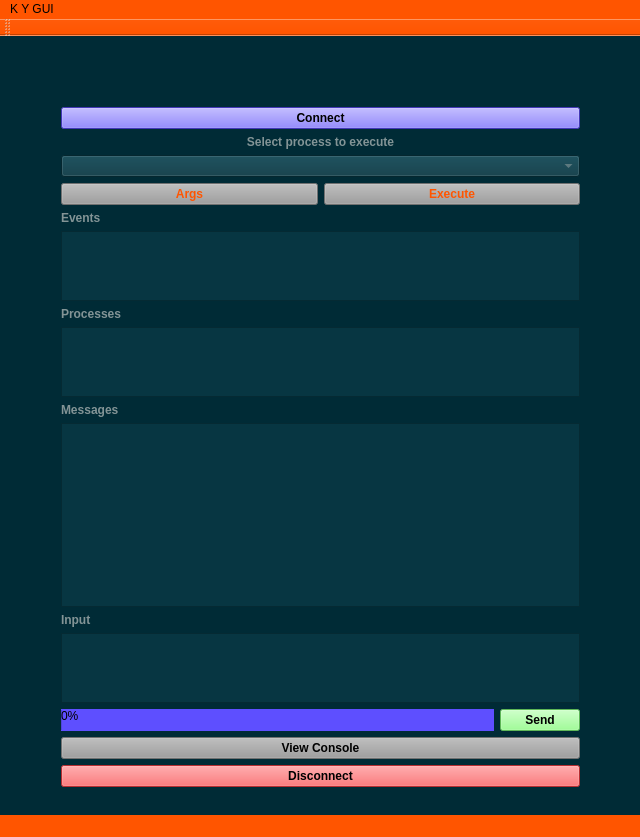
Old version of the form mainwindow.ui in the repository StronglogicSolutions/ky_gui.
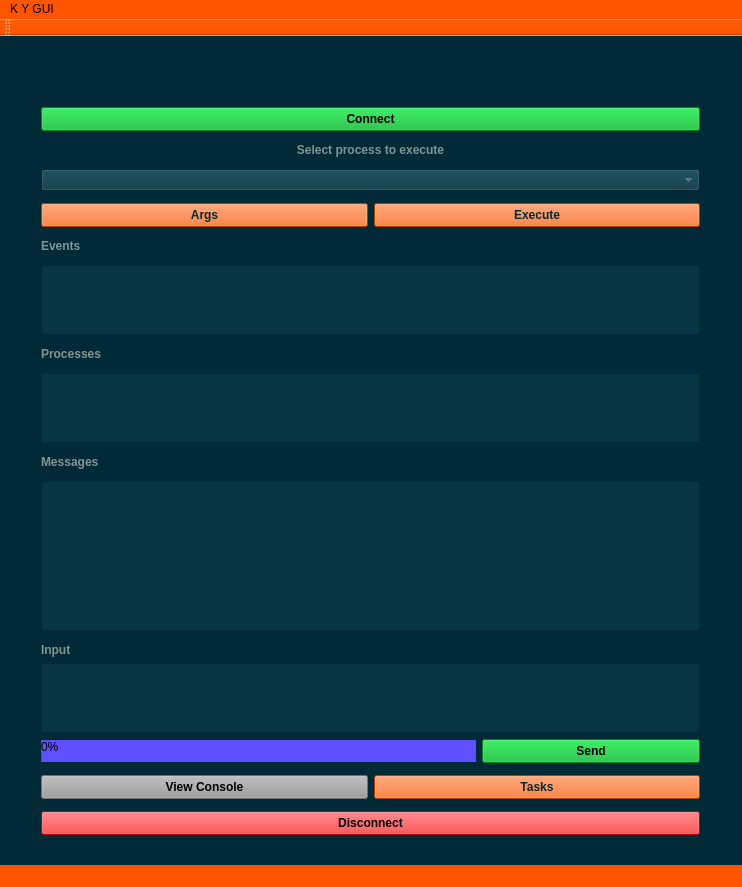
New version of the form. Icons and pictures are not drawn. Custom widgets are drawn as their Qt base class.

Patch:
```diff
--- a/mainwindow.ui
+++ b/mainwindow.ui
@@ -6,8 +6,8 @@
    <rect>
     <x>0</x>
     <y>0</y>
-    <width>640</width>
-    <height>837</height>
+    <width>742</width>
+    <height>887</height>
    </rect>
   </property>
   <property name="windowTitle">
@@ -30,7 +30,7 @@
    <widget class="QLabel" name="label">
     <property name="geometry">
      <rect>
-      <x>230</x>
+      <x>290</x>
       <y>10</y>
       <width>161</width>
       <height>31</height>
@@ -49,13 +49,16 @@
    <widget class="QWidget" name="verticalLayoutWidget">
     <property name="geometry">
      <rect>
-      <x>50</x>
+      <x>30</x>
       <y>60</y>
-      <width>541</width>
-      <height>702</height>
+      <width>681</width>
+      <height>750</height>
      </rect>
     </property>
-    <layout class="QVBoxLayout" name="verticalLayout" stretch="6,0,0,3,0">
+    <layout class="QVBoxLayout" name="verticalLayout" stretch="6,0,0,3,0,0">
+     <property name="spacing">
+      <number>12</number>
+     </property>
      <item>
       <layout class="QGridLayout" name="gridLayout_2" rowstretch="5" columnstretch="0,0">
        <property name="sizeConstraint">
@@ -66,13 +69,17 @@
        </property>
        <item row="0" column="0">
         <layout class="QVBoxLayout" name="verticalLayout_2">
+         <property name="spacing">
+          <number>12</number>
+         </property>
          <item>
           <widget class="QPushButton" name="connect">
            <property name="styleSheet">
             <string notr="true">font: 87 11pt &quot;Noto Sans&quot;;
 color: rgb(0, 0, 0);
-background-color: rgb(94, 79, 255);
-font-weight: 700;</string>
+background-color: rgb(2, 180, 43);
+font-weight: 700;
+padding: 4px;</string>
            </property>
            <property name="text">
             <string>Connect</string>
@@ -132,10 +139,11 @@
               </sizepolicy>
              </property>
              <property name="styleSheet">
-              <string notr="true">background-color: rgb(157, 157, 157);
+              <string notr="true">background-color: rgb(255, 85, 0);
 font: 87 11pt &quot;Noto Sans&quot;;
-color: rgb(255, 85, 0);
-font-weight: 700;</string>
+color: rgb(0, 43, 54);
+font-weight: 700;
+padding: 4px;</string>
              </property>
              <property name="text">
               <string>Args</string>
@@ -151,10 +159,11 @@
               </sizepolicy>
              </property>
              <property name="styleSheet">
-              <string notr="true">background-color: rgb(157, 157, 157);
+              <string notr="true">background-color: rgb(255, 85, 0);
 font: 87 11pt &quot;Noto Sans&quot;;
-color: rgb(255, 85, 0);
-font-weight: 700;</string>
+color: rgb(0, 43, 54);
+font-weight: 700;
+padding: 4px;</string>
              </property>
              <property name="text">
               <string>Execute</string>
@@ -267,36 +276,19 @@
       </widget>
      </item>
      <item>
-      <layout class="QGridLayout" name="gridLayout_3" rowstretch="0,0,0,0" columnstretch="0">
+      <layout class="QGridLayout" name="gridLayout_3" rowstretch="0,0,0" columnstretch="0">
        <property name="sizeConstraint">
         <enum>QLayout::SetMinimumSize</enum>
        </property>
        <property name="spacing">
         <number>6</number>
        </property>
-       <item row="3" column="0">
-        <widget class="QPushButton" name="viewConsole">
-         <property name="styleSheet">
-          <string notr="true">background-color: rgb(157, 157, 157);
-font: 87 11pt &quot;Noto Sans&quot;;
-color: rgb(0, 0, 0);
-font-weight: 700;</string>
-         </property>
-         <property name="text">
-          <string>View Console</string>
-         </property>
-         <property name="icon">
-          <iconset resource="kres.qrc">
-           <normaloff>:/icons/log.png</normaloff>:/icons/log.png</iconset>
-         </property>
-        </widget>
-       </item>
        <item row="2" column="0">
-        <layout class="QHBoxLayout" name="horizontalLayout" stretch="0,0">
+        <layout class="QHBoxLayout" name="horizontalLayout" stretch="2,1">
          <item>
           <widget class="QProgressBar" name="progressBar">
            <property name="sizePolicy">
-            <sizepolicy hsizetype="Expanding" vsizetype="Maximum">
+            <sizepolicy hsizetype="Minimum" vsizetype="Maximum">
              <horstretch>0</horstretch>
              <verstretch>0</verstretch>
             </sizepolicy>
@@ -313,11 +305,19 @@
          </item>
          <item>
           <widget class="QPushButton" name="sendMessage">
+           <property name="sizePolicy">
+            <sizepolicy hsizetype="Minimum" vsizetype="Fixed">
+             <horstretch>0</horstretch>
+             <verstretch>0</verstretch>
+            </sizepolicy>
+           </property>
            <property name="styleSheet">
             <string notr="true">background-color: rgb(130, 255, 121);
+background-color: rgb(2, 180, 43);
 font: 87 11pt &quot;Noto Sans&quot;;
 color: rgb(0, 0, 0);
-font-weight: 700;</string>
+font-weight: 700;
+padding: 4px;</string>
            </property>
            <property name="text">
             <string>Send</string>
@@ -373,6 +373,54 @@
        </item>
       </layout>
      </item>
+     <item>
+      <layout class="QHBoxLayout" name="horizontalLayout_3">
+       <item>
+        <widget class="QPushButton" name="viewConsole">
+         <property name="sizePolicy">
+          <sizepolicy hsizetype="MinimumExpanding" vsizetype="Fixed">
+           <horstretch>0</horstretch>
+           <verstretch>0</verstretch>
+          </sizepolicy>
+         </property>
+         <property name="styleSheet">
+          <string notr="true">background-color: rgb(157, 157, 157);
+font: 87 11pt &quot;Noto Sans&quot;;
+color: rgb(0, 0, 0);
+font-weight: 700;
+padding: 4px;</string>
+         </property>
+         <property name="text">
+          <string>View Console</string>
+         </property>
+         <property name="icon">
+          <iconset resource="kres.qrc">
+           <normaloff>:/icons/log.png</normaloff>:/icons/log.png</iconset>
+         </property>
+        </widget>
+       </item>
+       <item>
+        <widget class="QPushButton" name="tasks">
+         <property name="sizePolicy">
+          <sizepolicy hsizetype="MinimumExpanding" vsizetype="Fixed">
+           <horstretch>0</horstretch>
+           <verstretch>0</verstretch>
+          </sizepolicy>
+         </property>
+         <property name="styleSheet">
+          <string notr="true">background-color: rgb(255, 85, 0);
+font: 87 11pt &quot;Noto Sans&quot;;
+color: rgb(0, 43, 54);
+font-weight: 700;
+padding: 4px;</string>
+         </property>
+         <property name="text">
+          <string>Tasks</string>
+         </property>
+        </widget>
+       </item>
+      </layout>
+     </item>
      <item>
       <widget class="QPushButton" name="disconnect">
        <property name="sizePolicy">
@@ -385,7 +433,9 @@
         <string notr="true">font: 87 11pt &quot;Noto Sans&quot;;
 color: rgb(0, 0, 0);
 background-color: rgb(255, 65, 68);
-font-weight: 700;</string>
+background-color: rgb(255, 0, 4);
+font-weight: 700;
+padding: 4px;</string>
        </property>
        <property name="text">
         <string>Disconnect</string>
@@ -404,7 +454,7 @@
     <rect>
      <x>0</x>
      <y>0</y>
-     <width>640</width>
+     <width>742</width>
      <height>23</height>
     </rect>
    </property>
@@ -426,6 +476,13 @@
   <widget class="QStatusBar" name="statusBar"/>
  </widget>
  <layoutdefault spacing="6" margin="11"/>
+ <customwidgets>
+  <customwidget>
+   <class>ConnectionIndicator</class>
+   <extends>QLabel</extends>
+   <header>connection_indicator.h</header>
+  </customwidget>
+ </customwidgets>
  <resources>
   <include location="kres.qrc"/>
  </resources>
```
Left out of the diff: 13 changed lines with no effect on the pictures.
